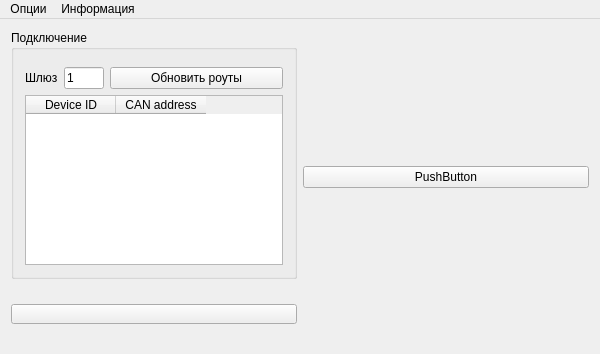
Old version of the form mainwindow.ui in the repository welemir/VarModemStudy.
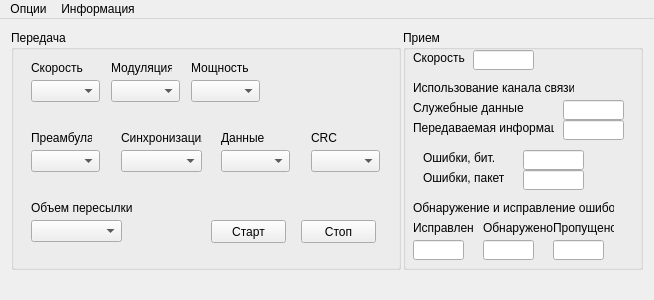
New version of the form. Icons and pictures are not drawn. Custom widgets are drawn as their Qt base class.

Diff of the .ui file:
```diff
--- a/mainwindow.ui
+++ b/mainwindow.ui
@@ -6,26 +6,26 @@
    <rect>
     <x>0</x>
     <y>0</y>
-    <width>600</width>
-    <height>354</height>
+    <width>654</width>
+    <height>300</height>
    </rect>
   </property>
   <property name="sizePolicy">
-   <sizepolicy hsizetype="MinimumExpanding" vsizetype="MinimumExpanding">
+   <sizepolicy hsizetype="Fixed" vsizetype="MinimumExpanding">
     <horstretch>0</horstretch>
     <verstretch>0</verstretch>
    </sizepolicy>
   </property>
   <property name="minimumSize">
    <size>
-    <width>600</width>
+    <width>650</width>
     <height>300</height>
    </size>
   </property>
   <property name="maximumSize">
    <size>
-    <width>1800</width>
-    <height>900</height>
+    <width>654</width>
+    <height>300</height>
    </size>
   </property>
   <property name="windowTitle">
@@ -34,187 +34,486 @@
   <widget class="QWidget" name="centralWidget">
    <layout class="QHBoxLayout" name="horizontalLayout_5">
     <item>
-     <layout class="QVBoxLayout" name="verticalLayout_2">
-      <item>
-       <widget class="QGroupBox" name="groupBoxConnection">
-        <property name="sizePolicy">
-         <sizepolicy hsizetype="Preferred" vsizetype="Expanding">
-          <horstretch>0</horstretch>
-          <verstretch>0</verstretch>
-         </sizepolicy>
-        </property>
-        <property name="title">
-         <string>Подключение</string>
-        </property>
-        <layout class="QVBoxLayout" name="verticalLayout">
-         <item>
-          <widget class="ConnectionControl_UI" name="widget_ConnectionControlUI" native="true"/>
-         </item>
-         <item>
-          <layout class="QHBoxLayout" name="horizontalLayout_2">
-           <item>
-            <widget class="QLabel" name="labelGateway">
-             <property name="sizePolicy">
-              <sizepolicy hsizetype="Fixed" vsizetype="Preferred">
-               <horstretch>0</horstretch>
-               <verstretch>0</verstretch>
-              </sizepolicy>
-             </property>
-             <property name="maximumSize">
-              <size>
-               <width>16777215</width>
-               <height>70</height>
-              </size>
-             </property>
-             <property name="text">
-              <string>Шлюз</string>
-             </property>
-            </widget>
-           </item>
-           <item>
-            <widget class="QLineEdit" name="lineEdiGateway">
-             <property name="sizePolicy">
-              <sizepolicy hsizetype="Fixed" vsizetype="Fixed">
-               <horstretch>0</horstretch>
-               <verstretch>0</verstretch>
-              </sizepolicy>
-             </property>
-             <property name="maximumSize">
-              <size>
-               <width>40</width>
-               <height>16777215</height>
-              </size>
-             </property>
-             <property name="inputMask">
-              <string>00000; </string>
-             </property>
-             <property name="text">
-              <string>1</string>
-             </property>
-             <property name="readOnly">
-              <bool>false</bool>
-             </property>
-            </widget>
-           </item>
-           <item>
-            <widget class="QPushButton" name="pushButtonRouteUpload">
-             <property name="text">
-              <string>Обновить роуты</string>
-             </property>
-            </widget>
-           </item>
-          </layout>
-         </item>
-         <item>
-          <widget class="QTableWidget" name="tableWidgetRoutes">
-           <property name="sizePolicy">
-            <sizepolicy hsizetype="Expanding" vsizetype="Expanding">
-             <horstretch>0</horstretch>
-             <verstretch>0</verstretch>
-            </sizepolicy>
-           </property>
-           <property name="layoutDirection">
-            <enum>Qt::LeftToRight</enum>
-           </property>
-           <property name="alternatingRowColors">
-            <bool>false</bool>
-           </property>
-           <property name="rowCount">
-            <number>0</number>
-           </property>
-           <property name="columnCount">
-            <number>2</number>
-           </property>
-           <attribute name="horizontalHeaderDefaultSectionSize">
-            <number>90</number>
-           </attribute>
-           <attribute name="horizontalHeaderMinimumSectionSize">
-            <number>20</number>
-           </attribute>
-           <attribute name="verticalHeaderDefaultSectionSize">
-            <number>20</number>
-           </attribute>
-           <column>
-            <property name="text">
-             <string>Device ID</string>
-            </property>
-            <property name="textAlignment">
-             <set>AlignHCenter|AlignVCenter|AlignCenter</set>
-            </property>
-           </column>
-           <column>
-            <property name="text">
-             <string>CAN address</string>
-            </property>
-            <property name="textAlignment">
-             <set>AlignHCenter|AlignVCenter|AlignCenter</set>
-            </property>
-           </column>
-          </widget>
-         </item>
-        </layout>
-       </widget>
-      </item>
-      <item>
-       <spacer name="verticalSpacer_3">
-        <property name="orientation">
-         <enum>Qt::Vertical</enum>
-        </property>
-        <property name="sizeType">
-         <enum>QSizePolicy::Expanding</enum>
-        </property>
-        <property name="sizeHint" stdset="0">
-         <size>
-          <width>20</width>
-          <height>40</height>
-         </size>
-        </property>
-       </spacer>
-      </item>
-      <item>
-       <widget class="QPushButton" name="pushButton">
-        <property name="sizePolicy">
-         <sizepolicy hsizetype="Minimum" vsizetype="Fixed">
-          <horstretch>0</horstretch>
-          <verstretch>0</verstretch>
-         </sizepolicy>
-        </property>
-        <property name="minimumSize">
-         <size>
-          <width>20</width>
-          <height>20</height>
-         </size>
-        </property>
-        <property name="text">
-         <string/>
-        </property>
-        <property name="icon">
-         <iconset resource="VarControl.qrc">
-          <normaloff>:/new/icons/tool1.png</normaloff>:/new/icons/tool1.png</iconset>
-        </property>
-        <property name="checkable">
-         <bool>true</bool>
-        </property>
-       </widget>
-      </item>
-     </layout>
+     <widget class="QGroupBox" name="groupBoxTxControl">
+      <property name="sizePolicy">
+       <sizepolicy hsizetype="Fixed" vsizetype="Preferred">
+        <horstretch>0</horstretch>
+        <verstretch>0</verstretch>
+       </sizepolicy>
+      </property>
+      <property name="minimumSize">
+       <size>
+        <width>390</width>
+        <height>0</height>
+       </size>
+      </property>
+      <property name="title">
+       <string>Передача</string>
+      </property>
+      <widget class="QLabel" name="labelTxSpeed">
+       <property name="geometry">
+        <rect>
+         <x>20</x>
+         <y>30</y>
+         <width>61</width>
+         <height>16</height>
+        </rect>
+       </property>
+       <property name="text">
+        <string>Скорость</string>
+       </property>
+      </widget>
+      <widget class="QComboBox" name="comboBoxTxSpeed">
+       <property name="geometry">
+        <rect>
+         <x>20</x>
+         <y>50</y>
+         <width>69</width>
+         <height>22</height>
+        </rect>
+       </property>
+      </widget>
+      <widget class="QLabel" name="labelTxModulation">
+       <property name="geometry">
+        <rect>
+         <x>100</x>
+         <y>30</y>
+         <width>61</width>
+         <height>16</height>
+        </rect>
+       </property>
+       <property name="text">
+        <string>Модуляция</string>
+       </property>
+      </widget>
+      <widget class="QComboBox" name="comboBoxTxModulation">
+       <property name="geometry">
+        <rect>
+         <x>100</x>
+         <y>50</y>
+         <width>69</width>
+         <height>22</height>
+        </rect>
+       </property>
+      </widget>
+      <widget class="QLabel" name="labelTxOutputPower">
+       <property name="geometry">
+        <rect>
+         <x>180</x>
+         <y>30</y>
+         <width>61</width>
+         <height>16</height>
+        </rect>
+       </property>
+       <property name="text">
+        <string>Мощность</string>
+       </property>
+      </widget>
+      <widget class="QComboBox" name="comboBoxTxOutputPower">
+       <property name="geometry">
+        <rect>
+         <x>180</x>
+         <y>50</y>
+         <width>69</width>
+         <height>22</height>
+        </rect>
+       </property>
+      </widget>
+      <widget class="QLabel" name="labelTxBitSynch">
+       <property name="geometry">
+        <rect>
+         <x>20</x>
+         <y>100</y>
+         <width>61</width>
+         <height>16</height>
+        </rect>
+       </property>
+       <property name="text">
+        <string>Преамбула</string>
+       </property>
+      </widget>
+      <widget class="QComboBox" name="comboBoxTxBitSynch">
+       <property name="geometry">
+        <rect>
+         <x>20</x>
+         <y>120</y>
+         <width>69</width>
+         <height>22</height>
+        </rect>
+       </property>
+      </widget>
+      <widget class="QLabel" name="labelTxSynch">
+       <property name="geometry">
+        <rect>
+         <x>110</x>
+         <y>100</y>
+         <width>81</width>
+         <height>16</height>
+        </rect>
+       </property>
+       <property name="text">
+        <string>Синхронизация</string>
+       </property>
+      </widget>
+      <widget class="QComboBox" name="comboBoxTxSynch">
+       <property name="geometry">
+        <rect>
+         <x>110</x>
+         <y>120</y>
+         <width>81</width>
+         <height>22</height>
+        </rect>
+       </property>
+      </widget>
+      <widget class="QLabel" name="labelTxPacketDataLength">
+       <property name="geometry">
+        <rect>
+         <x>210</x>
+         <y>100</y>
+         <width>61</width>
+         <height>16</height>
+        </rect>
+       </property>
+       <property name="text">
+        <string>Данные</string>
+       </property>
+      </widget>
+      <widget class="QComboBox" name="comboBoxTxPacketDataLength">
+       <property name="geometry">
+        <rect>
+         <x>210</x>
+         <y>120</y>
+         <width>69</width>
+         <height>22</height>
+        </rect>
+       </property>
+      </widget>
+      <widget class="QLabel" name="labelTxCRC">
+       <property name="geometry">
+        <rect>
+         <x>300</x>
+         <y>100</y>
+         <width>61</width>
+         <height>16</height>
+        </rect>
+       </property>
+       <property name="text">
+        <string>CRC</string>
+       </property>
+      </widget>
+      <widget class="QComboBox" name="comboBoxTxCRC">
+       <property name="geometry">
+        <rect>
+         <x>300</x>
+         <y>120</y>
+         <width>69</width>
+         <height>22</height>
+        </rect>
+       </property>
+      </widget>
+      <widget class="QLabel" name="labelTxTotalDataLength">
+       <property name="geometry">
+        <rect>
+         <x>20</x>
+         <y>170</y>
+         <width>101</width>
+         <height>16</height>
+        </rect>
+       </property>
+       <property name="text">
+        <string>Объем пересылки</string>
+       </property>
+      </widget>
+      <widget class="QComboBox" name="comboBoxTxTotalDataLength">
+       <property name="geometry">
+        <rect>
+         <x>20</x>
+         <y>190</y>
+         <width>91</width>
+         <height>22</height>
+        </rect>
+       </property>
+      </widget>
+      <widget class="QPushButton" name="pushButtonTxStart">
+       <property name="geometry">
+        <rect>
+         <x>200</x>
+         <y>190</y>
+         <width>75</width>
+         <height>23</height>
+        </rect>
+       </property>
+       <property name="text">
+        <string>Старт</string>
+       </property>
+      </widget>
+      <widget class="QPushButton" name="pushButtonTxStop">
+       <property name="geometry">
+        <rect>
+         <x>290</x>
+         <y>190</y>
+         <width>75</width>
+         <height>23</height>
+        </rect>
+       </property>
+       <property name="text">
+        <string>Стоп</string>
+       </property>
+      </widget>
+     </widget>
     </item>
     <item>
-     <layout class="QVBoxLayout" name="verticalLayout_3">
-      <item>
-       <widget class="QPushButton" name="pushButton_2">
-        <property name="sizePolicy">
-         <sizepolicy hsizetype="MinimumExpanding" vsizetype="Fixed">
-          <horstretch>0</horstretch>
-          <verstretch>0</verstretch>
-         </sizepolicy>
-        </property>
-        <property name="text">
-         <string>PushButton</string>
-        </property>
-       </widget>
-      </item>
-     </layout>
+     <widget class="QGroupBox" name="groupBoxRxControl">
+      <property name="sizePolicy">
+       <sizepolicy hsizetype="Fixed" vsizetype="Preferred">
+        <horstretch>0</horstretch>
+        <verstretch>0</verstretch>
+       </sizepolicy>
+      </property>
+      <property name="minimumSize">
+       <size>
+        <width>240</width>
+        <height>0</height>
+       </size>
+      </property>
+      <property name="title">
+       <string>Прием</string>
+      </property>
+      <widget class="QLabel" name="labelRxSpeed">
+       <property name="geometry">
+        <rect>
+         <x>10</x>
+         <y>20</y>
+         <width>61</width>
+         <height>16</height>
+        </rect>
+       </property>
+       <property name="text">
+        <string>Скорость</string>
+       </property>
+      </widget>
+      <widget class="QLineEdit" name="lineEditRxSpeed">
+       <property name="geometry">
+        <rect>
+         <x>70</x>
+         <y>20</y>
+         <width>61</width>
+         <height>20</height>
+        </rect>
+       </property>
+       <property name="readOnly">
+        <bool>true</bool>
+       </property>
+      </widget>
+      <widget class="QLineEdit" name="lineEditRxServiceInfoSize">
+       <property name="geometry">
+        <rect>
+         <x>160</x>
+         <y>70</y>
+         <width>61</width>
+         <height>20</height>
+        </rect>
+       </property>
+       <property name="readOnly">
+        <bool>true</bool>
+       </property>
+      </widget>
+      <widget class="QLabel" name="labelRxServiceInfoSize">
+       <property name="geometry">
+        <rect>
+         <x>10</x>
+         <y>70</y>
+         <width>141</width>
+         <height>16</height>
+        </rect>
+       </property>
+       <property name="text">
+        <string>Служебные данные</string>
+       </property>
+      </widget>
+      <widget class="QLineEdit" name="lineEditRxSPayloadInfoSize">
+       <property name="geometry">
+        <rect>
+         <x>160</x>
+         <y>90</y>
+         <width>61</width>
+         <height>20</height>
+        </rect>
+       </property>
+       <property name="readOnly">
+        <bool>true</bool>
+       </property>
+      </widget>
+      <widget class="QLabel" name="labelRxPayloadInfoSize">
+       <property name="geometry">
+        <rect>
+         <x>10</x>
+         <y>90</y>
+         <width>141</width>
+         <height>16</height>
+        </rect>
+       </property>
+       <property name="text">
+        <string>Передаваемая информация</string>
+       </property>
+      </widget>
+      <widget class="QLineEdit" name="lineEditRxBER">
+       <property name="geometry">
+        <rect>
+         <x>120</x>
+         <y>120</y>
+         <width>61</width>
+         <height>20</height>
+        </rect>
+       </property>
+       <property name="readOnly">
+        <bool>true</bool>
+       </property>
+      </widget>
+      <widget class="QLabel" name="labelRxBER">
+       <property name="geometry">
+        <rect>
+         <x>20</x>
+         <y>120</y>
+         <width>71</width>
+         <height>16</height>
+        </rect>
+       </property>
+       <property name="text">
+        <string>Ошибки, бит.</string>
+       </property>
+      </widget>
+      <widget class="QLineEdit" name="lineEditRxPER">
+       <property name="geometry">
+        <rect>
+         <x>120</x>
+         <y>140</y>
+         <width>61</width>
+         <height>20</height>
+        </rect>
+       </property>
+       <property name="readOnly">
+        <bool>true</bool>
+       </property>
+      </widget>
+      <widget class="QLabel" name="labelRxPER">
+       <property name="geometry">
+        <rect>
+         <x>20</x>
+         <y>140</y>
+         <width>81</width>
+         <height>16</height>
+        </rect>
+       </property>
+       <property name="text">
+        <string>Ошибки, пакет.</string>
+       </property>
+      </widget>
+      <widget class="QLineEdit" name="lineEditRxCorrectedErrorsCount">
+       <property name="geometry">
+        <rect>
+         <x>10</x>
+         <y>210</y>
+         <width>51</width>
+         <height>20</height>
+        </rect>
+       </property>
+       <property name="readOnly">
+        <bool>true</bool>
+       </property>
+      </widget>
+      <widget class="QLabel" name="labelRxCorrectedErrorsCount">
+       <property name="geometry">
+        <rect>
+         <x>10</x>
+         <y>190</y>
+         <width>61</width>
+         <height>16</height>
+        </rect>
+       </property>
+       <property name="text">
+        <string>Исправлено</string>
+       </property>
+      </widget>
+      <widget class="QLabel" name="labelRxDetectedErrorsCount">
+       <property name="geometry">
+        <rect>
+         <x>80</x>
+         <y>190</y>
+         <width>71</width>
+         <height>16</height>
+        </rect>
+       </property>
+       <property name="text">
+        <string>Обнаружено</string>
+       </property>
+      </widget>
+      <widget class="QLineEdit" name="lineEditRxDetectedErrorsCount">
+       <property name="geometry">
+        <rect>
+         <x>80</x>
+         <y>210</y>
+         <width>51</width>
+         <height>20</height>
+        </rect>
+       </property>
+       <property name="readOnly">
+        <bool>true</bool>
+       </property>
+      </widget>
+      <widget class="QLineEdit" name="lineEditRxMissedErrorsCount">
+       <property name="geometry">
+        <rect>
+         <x>150</x>
+         <y>210</y>
+         <width>51</width>
+         <height>20</height>
+        </rect>
+       </property>
+       <property name="readOnly">
+        <bool>true</bool>
+       </property>
+      </widget>
+      <widget class="QLabel" name="labelRxMissedErrorsCount">
+       <property name="geometry">
+        <rect>
+         <x>150</x>
+         <y>190</y>
+         <width>61</width>
+         <height>16</height>
+        </rect>
+       </property>
+       <property name="text">
+        <string>Пропущено</string>
+       </property>
+      </widget>
+      <widget class="QLabel" name="labelRxCnannelUtilization">
+       <property name="geometry">
+        <rect>
+         <x>10</x>
+         <y>50</y>
+         <width>161</width>
+         <height>16</height>
+        </rect>
+       </property>
+       <property name="text">
+        <string>Использование канала связи</string>
+       </property>
+      </widget>
+      <widget class="QLabel" name="labelRxErrorDetectionAndCorrection">
+       <property name="geometry">
+        <rect>
+         <x>10</x>
+         <y>170</y>
+         <width>201</width>
+         <height>16</height>
+        </rect>
+       </property>
+       <property name="text">
+        <string>Обнаружение и исправление ошибок:</string>
+       </property>
+      </widget>
+     </widget>
     </item>
    </layout>
   </widget>
@@ -231,7 +530,7 @@
     <rect>
      <x>0</x>
      <y>0</y>
-     <width>600</width>
+     <width>654</width>
      <height>21</height>
     </rect>
    </property>
@@ -271,38 +570,6 @@
   </action>
  </widget>
  <layoutdefault spacing="6" margin="11"/>
- <customwidgets>
-  <customwidget>
-   <class>ConnectionControl_UI</class>
-   <extends>QWidget</extends>
-   <header>connectioncontrol_ui.h</header>
-   <container>1</container>
-  </customwidget>
- </customwidgets>
- <tabstops>
-  <tabstop>lineEdiGateway</tabstop>
-  <tabstop>pushButtonRouteUpload</tabstop>
-  <tabstop>tableWidgetRoutes</tabstop>
- </tabstops>
- <resources>
-  <include location="VarControl.qrc"/>
- </resources>
- <connections>
-  <connection>
-   <sender>pushButton</sender>
-   <signal>toggled(bool)</signal>
-   <receiver>groupBoxConnection</receiver>
-   <slot>setHidden(bool)</slot>
-   <hints>
-    <hint type="sourcelabel">
-     <x>360</x>
-     <y>349</y>
-    </hint>
-    <hint type="destinationlabel">
-     <x>192</x>
-     <y>24</y>
-    </hint>
-   </hints>
-  </connection>
- </connections>
+ <resources/>
+ <connections/>
 </ui>
```
Left out of the diff: 10 changed lines with no effect on the pictures.
